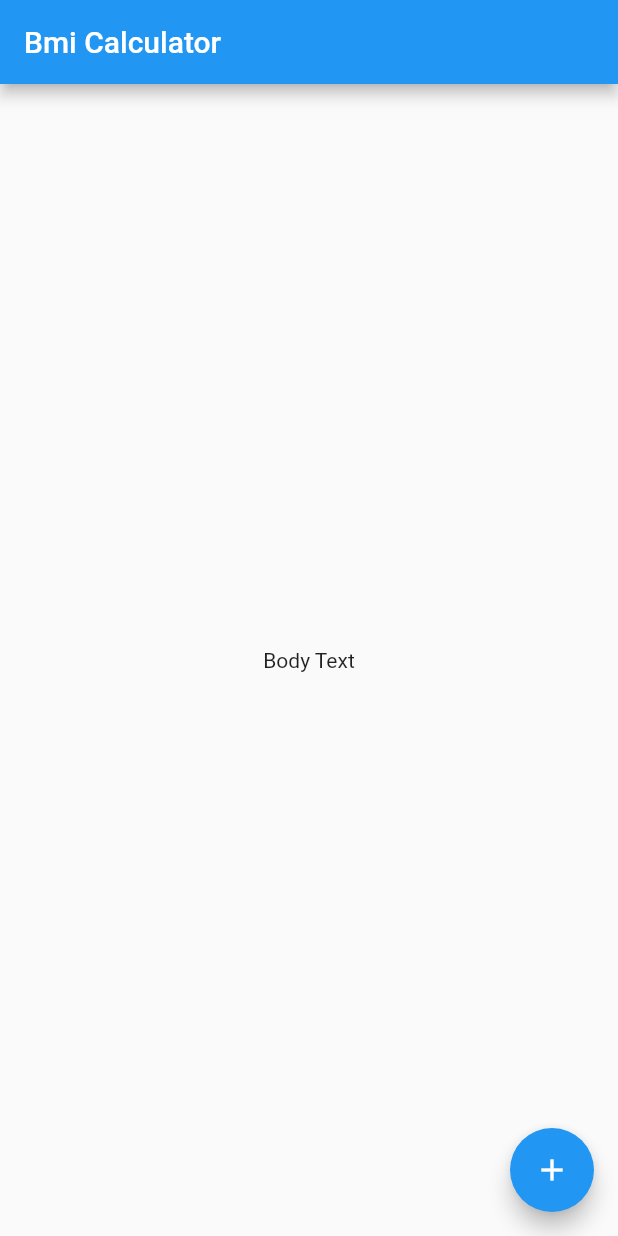
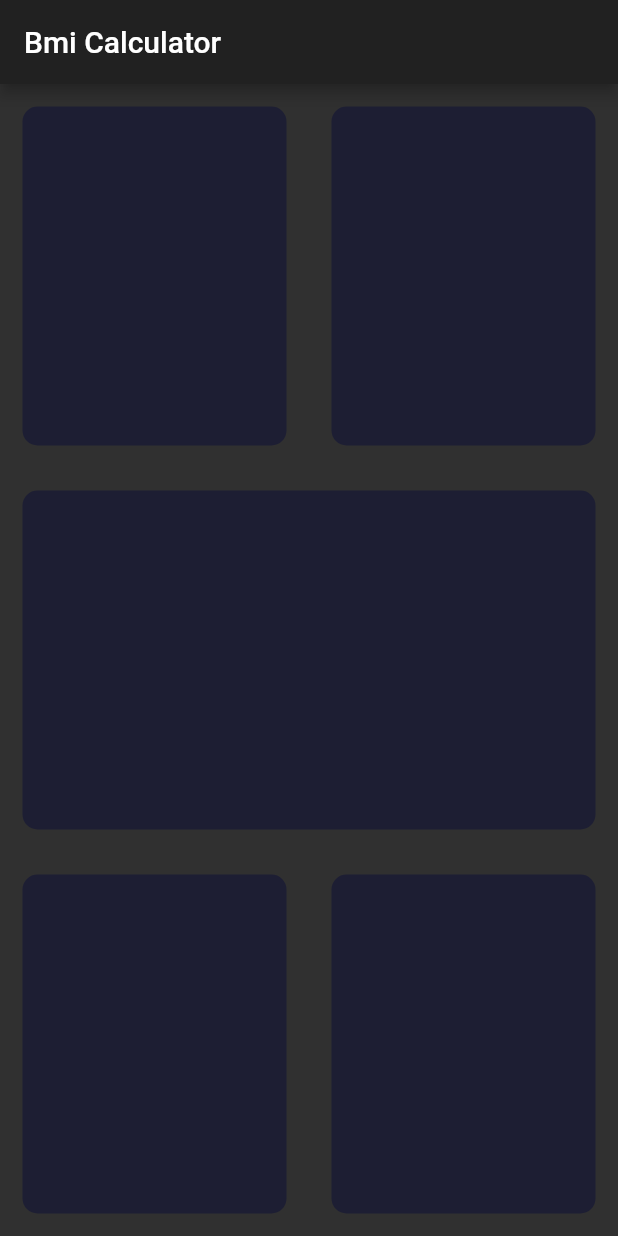
Before and after one commit to sercangl/BMI_Calculator, a Flutter app: the screen it shows after launch, on a phone screen of 412 x 824 dp. Run offline on Flutter 3.47's test engine with Material 2 defaults, Android fonts, the phone set to English and light mode, and no system bars.

Commit message:
The codes did become a refactor

```diff
--- /dev/null
+++ b/bmi_calculator/lib/input-page.dart
@@ -0,0 +1,76 @@
+import 'package:flutter/material.dart';
+
+class InputPage extends StatefulWidget {
+  InputPage({Key key}) : super(key: key);
+
+  @override
+  _InputPageState createState() => _InputPageState();
+}
+
+class _InputPageState extends State<InputPage> {
+  @override
+  Widget build(BuildContext context) {
+    return Scaffold(
+        appBar: AppBar(title: Text("Bmi Calculator")),
+        body: Column(
+          children: <Widget>[
+            Expanded(
+                child: Row(
+              children: <Widget>[
+                Expanded(
+                  child: ReusableWidget(
+                    colour: Color(0xFF1D1E33),
+                  ),
+                ),
+                Expanded(
+                    child: ReusableWidget(
+                  colour: Color(0xFF1D1E33),
+                ))
+              ],
+            )),
+            Expanded(
+                child: ReusableWidget(
+              colour: Color(0xFF1D1E33),
+            )),
+            Expanded(
+                child: Row(
+              children: <Widget>[
+                Expanded(
+                    child: ReusableWidget(
+                  colour: Color(0xFF1D1E33),
+                )),
+                Expanded(
+                  child: ReusableWidget(
+                    colour: Color(0xFF1D1E33),
+                  ),
+                ),
+              ],
+            ))
+          ],
+        ));
+  }
+}
+
+class ReusableWidget extends StatelessWidget {
+  ReusableWidget({@required this.colour});
+  Color colour;
+
+  @override
+  Widget build(BuildContext context) {
+    return Container(
+      margin: EdgeInsets.all(15.0),
+      decoration: BoxDecoration(
+        color: colour,
+        borderRadius: BorderRadius.circular(10.0),
+      ),
+    );
+  }
+}
+/* Container(
+                    margin: EdgeInsets.all(15.0),
+                    decoration: BoxDecoration(
+                      color: Color(0xFF1D1E33),
+                      borderRadius: BorderRadius.circular(10.0),
+                    ),
+
+                  ), */
--- a/bmi_calculator/lib/main.dart
+++ b/bmi_calculator/lib/main.dart
@@ -1,4 +1,7 @@
 import 'package:flutter/material.dart';
+import 'input-page.dart';
+
+
 
 void main() => runApp(MyApp());
 
@@ -7,27 +10,15 @@ class MyApp extends StatelessWidget {
 
   @override
   Widget build(BuildContext context) {
-    return MaterialApp(home: InputPage());
-  }
-}
+    return MaterialApp(
 
-class InputPage extends StatefulWidget {
-  InputPage({Key key}) : super(key: key);
-
-  @override
-  _InputPageState createState() => _InputPageState();
-}
-
-class _InputPageState extends State<InputPage> {
-  @override
-  Widget build(BuildContext context) {
-    return Scaffold(
-      appBar: AppBar(title: Text("Bmi Calculator")),
-      body: Center(child: Text("Body Text")),
-      floatingActionButton: FloatingActionButton(
-        child: Icon(Icons.add),
-        onPressed: null,
-      ),
+      home: InputPage(),
+      theme: ThemeData.dark(),
+      /* theme: ThemeData(
+          primaryColor: Colors.yellow,
+          scaffoldBackgroundColor: Colors.red,
+          accentColor: Colors.purple,
+          textTheme: TextTheme(body1: TextStyle(color: Colors.white))),*/
     );
   }
 }
```
